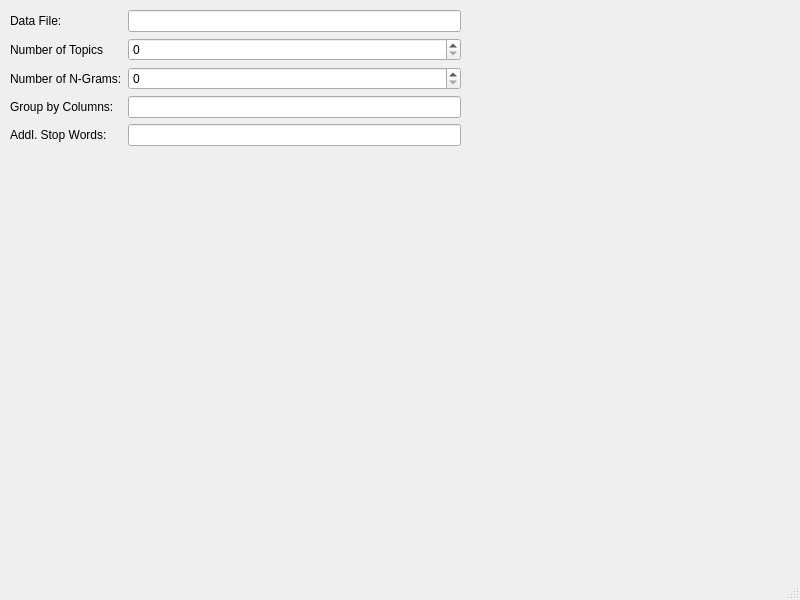
Qt form main_form.ui (GSA/MD-Automated-Text-Analysis) before a commit.
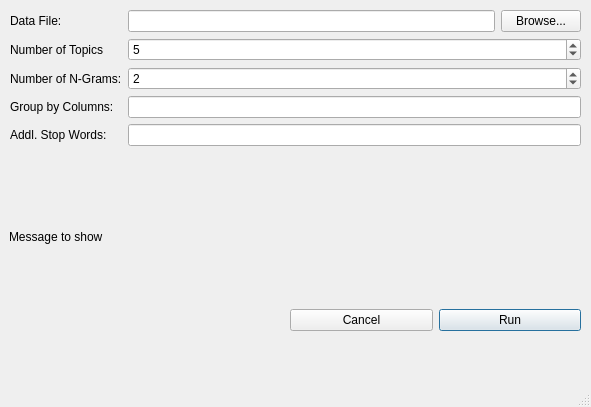
The same form after that commit.

Patch:
```diff
--- a/main_form.ui
+++ b/main_form.ui
@@ -6,8 +6,8 @@
    <rect>
     <x>0</x>
     <y>0</y>
-    <width>800</width>
-    <height>600</height>
+    <width>591</width>
+    <height>407</height>
    </rect>
   </property>
   <property name="windowTitle">
@@ -19,8 +19,8 @@
      <rect>
       <x>10</x>
       <y>10</y>
-      <width>451</width>
-      <height>301</height>
+      <width>571</width>
+      <height>201</height>
      </rect>
     </property>
     <layout class="QFormLayout" name="formLayout">
@@ -32,7 +32,18 @@
       </widget>
      </item>
      <item row="0" column="1">
-      <widget class="QLineEdit" name="lineEdit"/>
+      <layout class="QHBoxLayout" name="horizontalLayout_2">
+       <item>
+        <widget class="QLineEdit" name="data_file_txt"/>
+       </item>
+       <item>
+        <widget class="QPushButton" name="browse_btn">
+         <property name="text">
+          <string>Browse...</string>
+         </property>
+        </widget>
+       </item>
+      </layout>
      </item>
      <item row="1" column="0">
       <widget class="QLabel" name="num_topics_lbl">
@@ -42,7 +53,14 @@
       </widget>
      </item>
      <item row="1" column="1">
-      <widget class="QSpinBox" name="spinBox"/>
+      <widget class="QSpinBox" name="num_topics_spb">
+       <property name="minimum">
+        <number>1</number>
+       </property>
+       <property name="value">
+        <number>5</number>
+       </property>
+      </widget>
      </item>
      <item row="2" column="0">
       <widget class="QLabel" name="num_ngrams_lbl">
@@ -52,7 +70,14 @@
       </widget>
      </item>
      <item row="2" column="1">
-      <widget class="QSpinBox" name="spinBox_2"/>
+      <widget class="QSpinBox" name="num_ngrams_spb">
+       <property name="minimum">
+        <number>1</number>
+       </property>
+       <property name="value">
+        <number>2</number>
+       </property>
+      </widget>
      </item>
      <item row="3" column="0">
       <widget class="QLabel" name="groupby_cols_lbel">
@@ -62,7 +87,14 @@
       </widget>
      </item>
      <item row="3" column="1">
-      <widget class="QLineEdit" name="lineEdit_2"/>
+      <widget class="QLineEdit" name="groupby_cols_txt">
+       <property name="sizePolicy">
+        <sizepolicy hsizetype="Expanding" vsizetype="Fixed">
+         <horstretch>0</horstretch>
+         <verstretch>0</verstretch>
+        </sizepolicy>
+       </property>
+      </widget>
      </item>
      <item row="4" column="0">
       <widget class="QLabel" name="addl_stopwords_lbl">
@@ -76,6 +108,51 @@
      </item>
     </layout>
    </widget>
+   <widget class="QWidget" name="horizontalLayoutWidget">
+    <property name="geometry">
+     <rect>
+      <x>290</x>
+      <y>300</y>
+      <width>291</width>
+      <height>41</height>
+     </rect>
+    </property>
+    <layout class="QHBoxLayout" name="horizontalLayout">
+     <item>
+      <widget class="QPushButton" name="cancel_btn">
+       <property name="text">
+        <string>Cancel</string>
+       </property>
+      </widget>
+     </item>
+     <item>
+      <widget class="QPushButton" name="run_btn">
+       <property name="text">
+        <string>Run</string>
+       </property>
+       <property name="default">
+        <bool>true</bool>
+       </property>
+      </widget>
+     </item>
+    </layout>
+   </widget>
+   <widget class="QLabel" name="message_lbl">
+    <property name="geometry">
+     <rect>
+      <x>9</x>
+      <y>230</y>
+      <width>561</width>
+      <height>61</height>
+     </rect>
+    </property>
+    <property name="text">
+     <string>Message to show</string>
+    </property>
+    <property name="alignment">
+     <set>Qt::AlignLeading|Qt::AlignLeft|Qt::AlignTop</set>
+    </property>
+   </widget>
   </widget>
   <widget class="QMenuBar" name="menubar">
    <property name="geometry">
```
Left out of the diff: 25 changed lines with no effect on the pictures.
